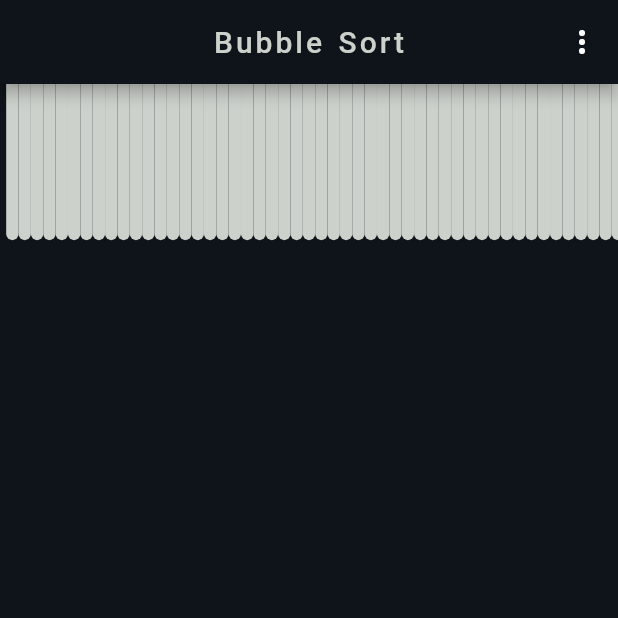
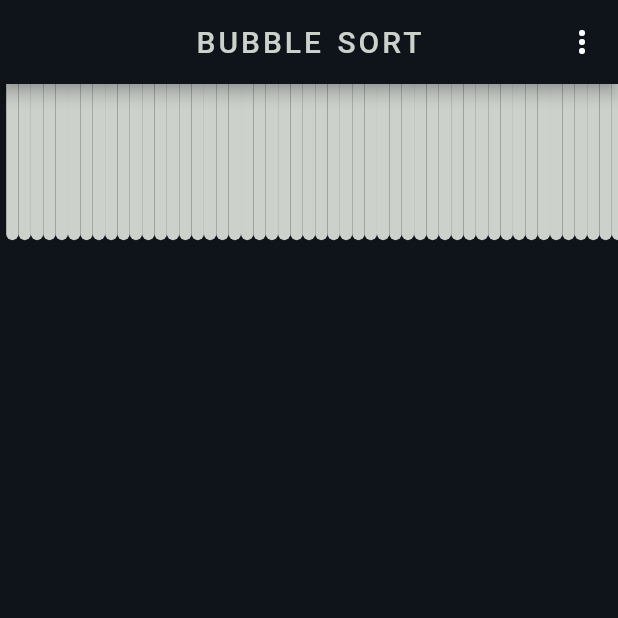
Before and after one commit to jaiswal4sudeep/SortItOut-Sorting_Visualizer, a Flutter app: the screen it shows after launch, on a phone screen of 412 x 824 dp, the top half of it. Run offline on Flutter 3.47's test engine with Material 2 defaults, Android fonts, the light colour scheme and no system bars.

Commit message:
Changes in Appbar

```diff
--- a/lib/pages/home_page.dart
+++ b/lib/pages/home_page.dart
@@ -236,7 +236,7 @@ class _HomePageState extends State<HomePage> {
       appBar: AppBar(
         centerTitle: true,
         title: Text(
-          currentSortingTitle,
+          currentSortingTitle.toUpperCase(),
           style: const TextStyle(
             color: Color(0xFFCDD1CC),
             letterSpacing: 2.0,
```
Also changed, not shown: pubspec.yaml (line endings or trailing spaces).
